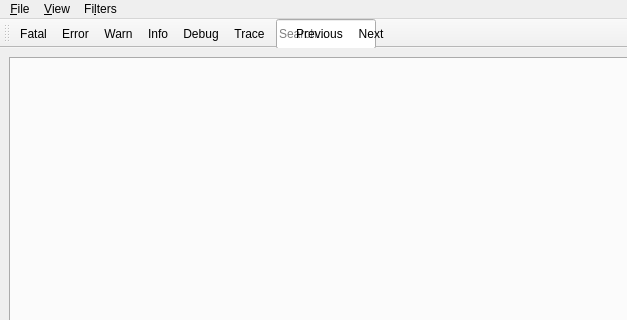
Above: src/mainwindow.ui from scaremongr/dendrolog before the change; both pictures show x 0 to 627 and y 0 to 320 of the 1200 by 800 pixel window. Below: the same form after it.
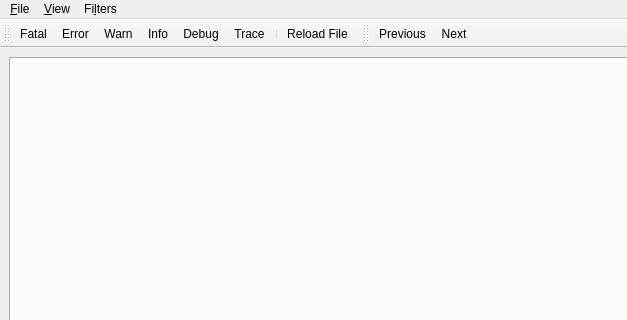
That is the form after the change.

```diff
--- a/src/mainwindow.ui
+++ b/src/mainwindow.ui
@@ -95,6 +95,8 @@
    <addaction name="actionInfo"/>
    <addaction name="actionDebug"/>
    <addaction name="actionTrace"/>
+   <addaction name="separator"/>
+   <addaction name="actionReloadFile"/>
   </widget>
   <widget class="QToolBar" name="searchToolBar">
    <property name="windowTitle">
@@ -106,14 +108,6 @@
    <attribute name="toolBarBreak">
     <bool>false</bool>
    </attribute>
-   <widget class="QLineEdit" name="searchLineEdit">
-    <property name="placeholderText">
-     <string>Search...</string>
-    </property>
-    <property name="maximumWidth">
-     <number>300</number>
-    </property>
-   </widget>
    <addaction name="actionSearchPrevious"/>
    <addaction name="actionSearchNext"/>
   </widget>
@@ -293,6 +287,17 @@
     <string>&amp;Open Log File(s)...</string>
    </property>
   </action>
+  <action name="actionReloadFile">
+   <property name="text">
+    <string>&amp;Reload File</string>
+   </property>
+   <property name="toolTip">
+    <string>Check for new content appended to the loaded file(s) and refresh the view</string>
+   </property>
+   <property name="shortcut">
+    <string>F5</string>
+   </property>
+  </action>
   <action name="actionSearchPrevious">
    <property name="iconText">
     <string>Previous</string>
```
Left out of the diff: 34 changed lines with no effect on the pictures.
